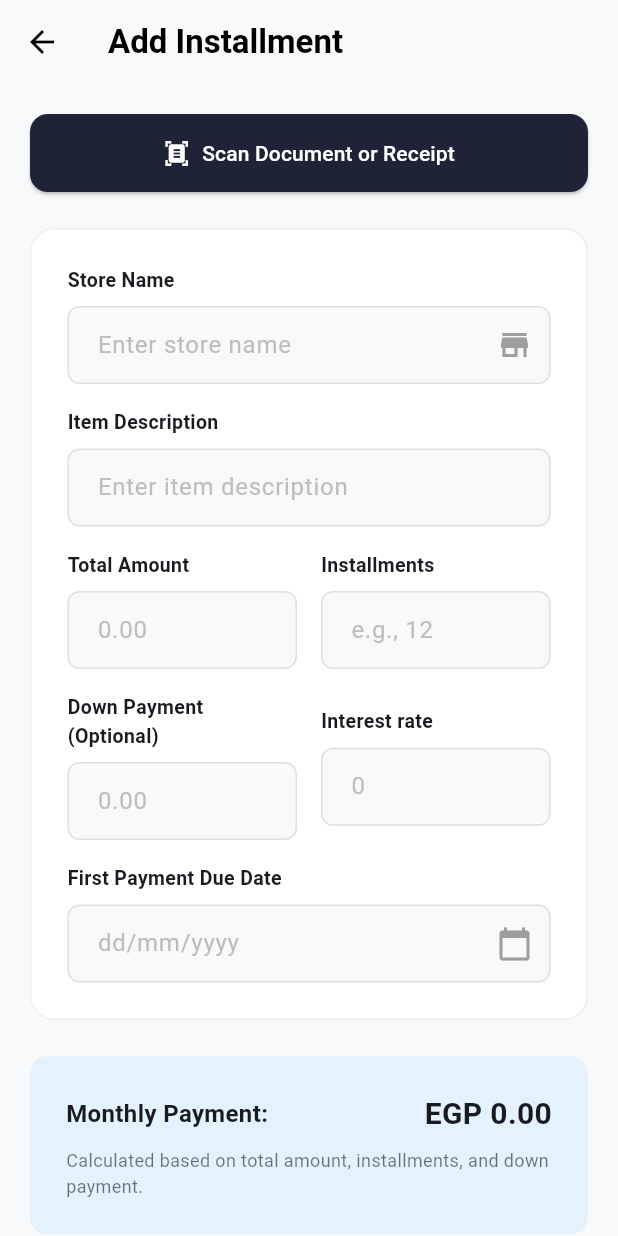
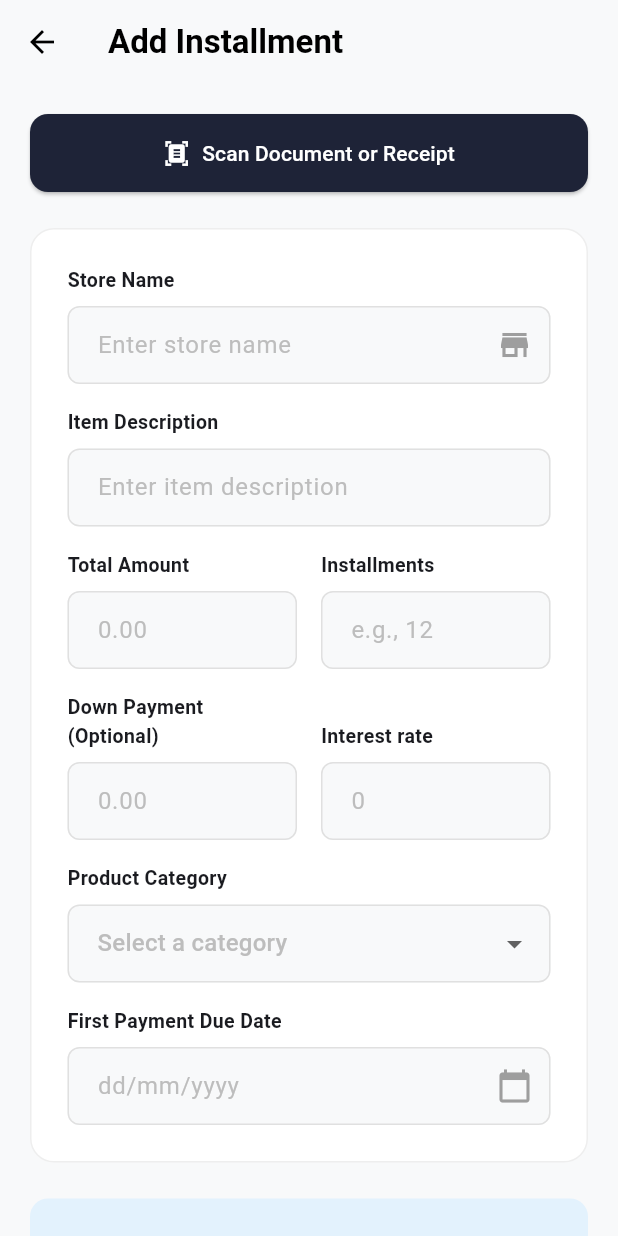
Before and after one commit to MoShohdi/Qistiraha-app, a Flutter app: the AddInstallmentScreen screen opened directly, on a phone screen of 412 x 824 dp. Run offline on Flutter 3.47's test engine with Material 3 defaults, Android fonts, the phone set to English and light mode, and no system bars; our stand-ins replace fl_chart, google_generative_ai, hive, hive_flutter, image_picker, lottie and 2 more; accounts and stored records are empty.

Commit message:
feat: add product category selection dropdown to installment form

```diff
--- a/lib/features/consumer/screens/add_installment_screen.dart
+++ b/lib/features/consumer/screens/add_installment_screen.dart
@@ -24,7 +24,20 @@ class _AddInstallmentScreenState extends State<AddInstallmentScreen> {
   final _dueDateController = TextEditingController();
 
   DateTime? _selectedDate;
+  String? _selectedCategory;
   double _calculatedMonthly = 0.0;
+
+  static const List<String> _categories = [
+    'Electronics',
+    'Home Appliances',
+    'Furniture',
+    'Fashion',
+    'Education',
+    'Medical & Clinics',
+    'Automotive',
+    'Travel',
+    'Other',
+  ];
 
   @override
   void initState() {
@@ -78,7 +91,7 @@ class _AddInstallmentScreenState extends State<AddInstallmentScreen> {
           dueDate: _selectedDate!,
           downPayment: double.tryParse(_downPaymentController.text) ?? 0.0,
           interestRate: double.tryParse(_interestRateController.text) ?? 0.0,
-          category: 'Other',
+          category: _selectedCategory ?? 'Other',
         );
 
         if (mounted) {
@@ -223,6 +236,7 @@ class _AddInstallmentScreenState extends State<AddInstallmentScreen> {
                     const SizedBox(height: 16),
 
                     Row(
+                      crossAxisAlignment: CrossAxisAlignment.end,
                       children: [
                         Expanded(
                           child: Column(
@@ -244,6 +258,35 @@ class _AddInstallmentScreenState extends State<AddInstallmentScreen> {
                           ),
                         ),
                       ],
+                    ),
+                    const SizedBox(height: 16),
+
+                    _buildLabel('Product Category'),
+                    DropdownButtonFormField<String>(
+                      value: _selectedCategory,
+                      hint: Text('Select a category', style: TextStyle(color: Colors.grey[400])),
+                      decoration: InputDecoration(
+                        filled: true,
+                        fillColor: const Color(0xFFF8F9FA),
+                        contentPadding: const EdgeInsets.symmetric(horizontal: 16, vertical: 14),
+                        border: OutlineInputBorder(
+                          borderRadius: BorderRadius.circular(8),
+                          borderSide: BorderSide(color: Colors.grey[300]!),
+                        ),
+                        enabledBorder: OutlineInputBorder(
+                          borderRadius: BorderRadius.circular(8),
+                          borderSide: BorderSide(color: Colors.grey[300]!),
+                        ),
+                        focusedBorder: OutlineInputBorder(
+                          borderRadius: BorderRadius.circular(8),
+                          borderSide: const BorderSide(color: Colors.blueAccent),
+                        ),
+                      ),
+                      items: _categories
+                          .map((cat) => DropdownMenuItem(value: cat, child: Text(cat)))
+                          .toList(),
+                      onChanged: (val) => setState(() => _selectedCategory = val),
+                      validator: (val) => val == null ? 'Please select a category' : null,
                     ),
                     const SizedBox(height: 16),
 
```
